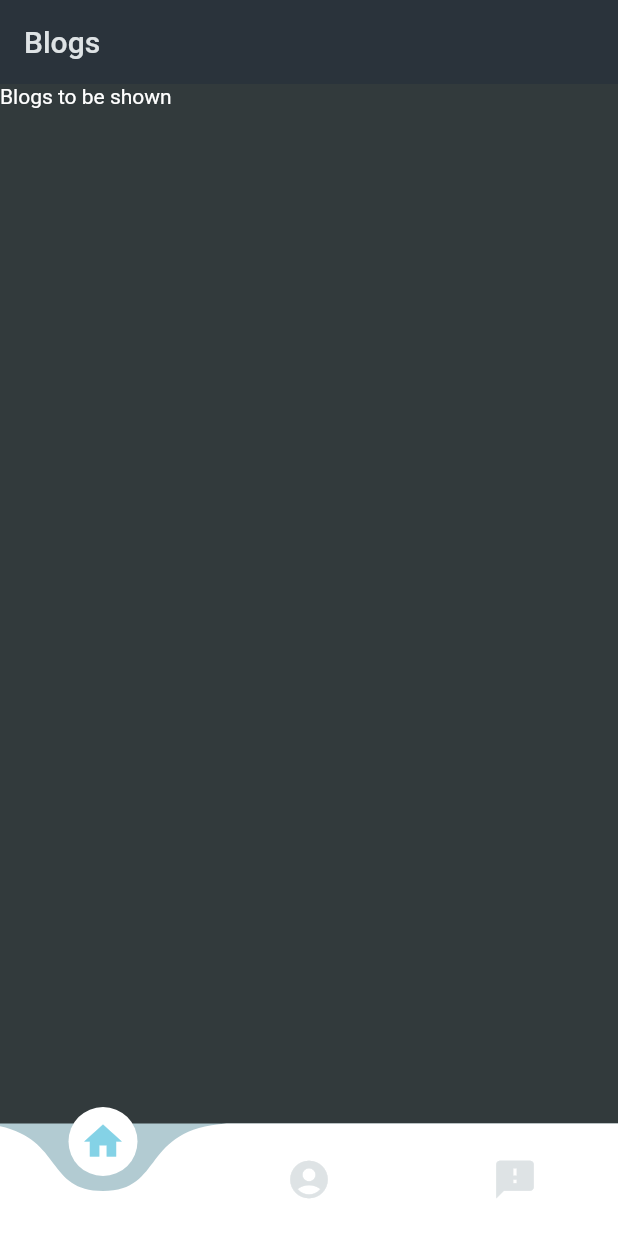
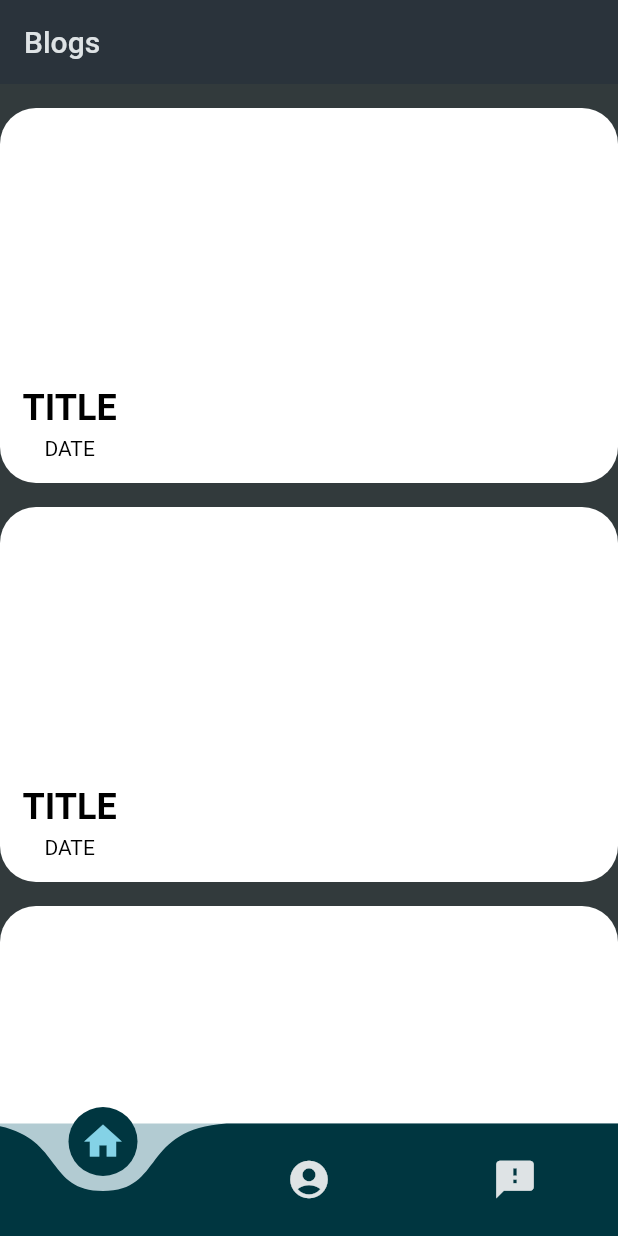
Before and after one commit to thenext10legend/blogs_app, a Flutter app: the screen it shows after launch, on a phone screen of 412 x 824 dp. Run offline on Flutter 3.47's test engine with Material 2 defaults, Android fonts, the phone set to English and light mode, and no system bars; drawn by our look-alikes of curved_navigation_bar; our stand-ins replace email_validator.

Commit message:
card for blogs added

```diff
--- /dev/null
+++ b/lib/models/blog.dart
@@ -0,0 +1,15 @@
+import 'package:flutter/material.dart';
+
+class Blog {
+  Blog({
+    required this.id,
+    required this.title,
+    required this.image,
+    required this.date,
+  });
+
+  final String id;
+  final String title;
+  final Image image;
+  final DateTime date;
+}
--- a/lib/screens/home_page.dart
+++ b/lib/screens/home_page.dart
@@ -1,4 +1,10 @@
+// ignore_for_file: unused_element, avoid_print, unused_local_variable, sized_box_for_whitespace, prefer_const_constructors, prefer_const_literals_to_create_immutables
+
+import 'dart:convert';
+
+import 'package:blogs_app/models/blog.dart';
 import 'package:flutter/material.dart';
+import 'package:http/http.dart' as http;
 
 class HomePage extends StatefulWidget {
   const HomePage({super.key});
@@ -9,9 +15,86 @@ class HomePage extends StatefulWidget {
 
 class _HomePageState extends State<HomePage> {
   @override
+  void initState() {
+    super.initState();
+    //
+    //_loadBlogs();
+  }
+
+  void _loadBlogs() async {
+    final url = Uri.https("fakerestapi.azurewebsites.net/api/v1/Activities");
+    final List<Blog> loadedBlogs = [];
+    try {
+      final response = await http.get(url);
+      if (response.statusCode == 200) {
+        final data = json.decode(response.body) as List<dynamic>;
+        final fetchedBlogs = data.map((blogData) {
+          return Blog(
+            id: blogData['id'],
+            title: blogData['title'],
+            image: Image.network(
+              blogData['url'],
+            ),
+            date: DateTime.now(),
+          );
+        }).toList();
+        print(fetchedBlogs);
+      } else {
+        print('Failed to fetch blogs. Error: ${response.statusCode}');
+      }
+    } catch (e) {
+      print('Error occurred during the HTTP request: $e');
+    }
+  }
+
+  @override
   Widget build(BuildContext context) {
-    return const Scaffold(
-      body: Text("Blogs to be shown"),
+    return Scaffold(
+      body: ListView.builder(
+        itemCount: 7,
+        itemBuilder: (ctx, index) => Padding(
+          padding: EdgeInsets.only(top: 16),
+          child: Stack(children: [
+            Container(
+              height: 250,
+              width: MediaQuery.of(context).size.width,
+              decoration: BoxDecoration(
+                color: Colors.white,
+                borderRadius: BorderRadius.circular(24),
+                // image: DecorationImage(
+                //   image: "",
+                //   fit: BoxFit.cover,
+                // ),
+              ),
+            ),
+            Positioned(
+              bottom: 15.0,
+              left: 15,
+              child: Column(
+                children: [
+                  Text(
+                    "TITLE",
+                    style: TextStyle(
+                      fontSize: 24,
+                      fontWeight: FontWeight.bold,
+                      color: Colors.black,
+                    ),
+                  ),
+                  SizedBox(
+                    height: 5,
+                  ),
+                  Text(
+                    "DATE",
+                    style: TextStyle(
+                      color: Colors.black,
+                    ),
+                  ),
+                ],
+              ),
+            )
+          ]),
+        ),
+      ),
     );
   }
 }
--- a/lib/screens/tabs.dart
+++ b/lib/screens/tabs.dart
@@ -42,6 +42,7 @@ class _TabsScreenState extends State<TabsScreen> {
       ),
       body: _activePage,
       bottomNavigationBar: CurvedNavigationBar(
+        color: Theme.of(context).colorScheme.onPrimary,
         backgroundColor: Theme.of(context).colorScheme.secondary,
         items: [
           Icon(
--- a/pubspec.yaml
+++ b/pubspec.yaml
@@ -37,6 +37,7 @@ dependencies:
   cupertino_icons: ^1.0.2
   curved_navigation_bar: ^1.0.3
   email_validator: ^2.1.17
+  http: ^1.1.0
 
 dev_dependencies:
   flutter_test:
```
Also changed, not shown: pubspec.lock.
